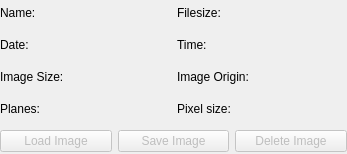
Qt form gui/snowgui/images/imagedetailwidget.ui (AndreasFMueller/AstroPhotography) before a commit.
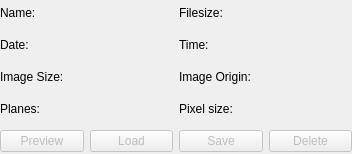
The same form after that commit.

Patch:
```diff
--- a/gui/snowgui/images/imagedetailwidget.ui
+++ b/gui/snowgui/images/imagedetailwidget.ui
@@ -6,7 +6,7 @@
    <rect>
     <x>0</x>
     <y>0</y>
-    <width>347</width>
+    <width>352</width>
     <height>154</height>
    </rect>
   </property>
@@ -153,13 +153,23 @@
       <property name="bottomMargin">
        <number>0</number>
       </property>
+      <item>
+       <widget class="QPushButton" name="previewButton">
+        <property name="enabled">
+         <bool>false</bool>
+        </property>
+        <property name="text">
+         <string>Preview</string>
+        </property>
+       </widget>
+      </item>
       <item>
        <widget class="QPushButton" name="loadButton">
         <property name="enabled">
          <bool>false</bool>
         </property>
         <property name="text">
-         <string>Load Image</string>
+         <string>Load</string>
         </property>
        </widget>
       </item>
@@ -169,7 +179,7 @@
          <bool>false</bool>
         </property>
         <property name="text">
-         <string>Save Image</string>
+         <string>Save</string>
         </property>
        </widget>
       </item>
@@ -179,7 +189,7 @@
          <bool>false</bool>
         </property>
         <property name="text">
-         <string>Delete Image</string>
+         <string>Delete</string>
         </property>
        </widget>
       </item>
```
